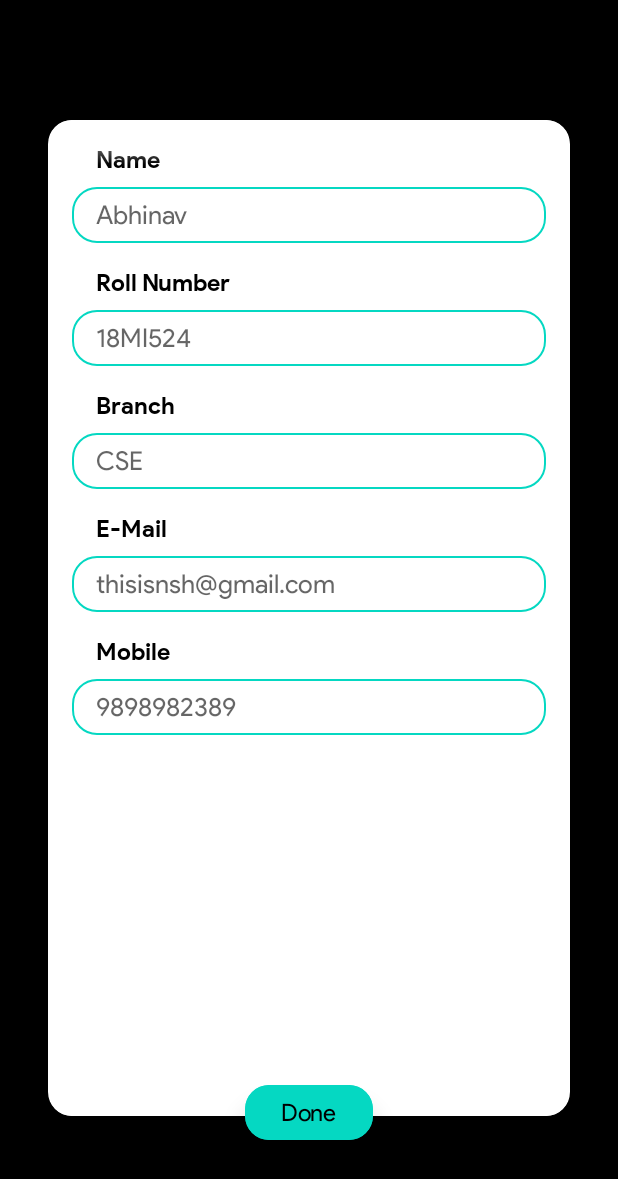
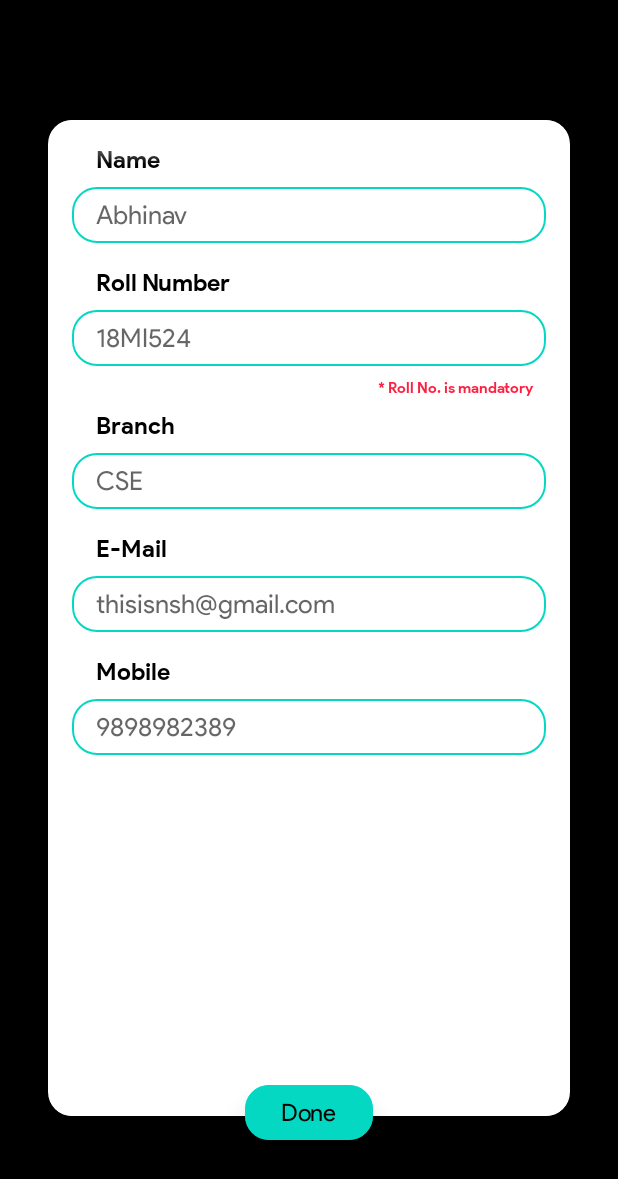
Before and after one commit to appteam-nith/GetIntoClub, an Android app: the ContactDetail screen opened directly, with no data from a screen before it, on a phone screen of 412 x 824 dp. Shown: the top 1179 px of the screen. Run offline under Robolectric (Android 15) with nearby library versions, the phone set to English and light mode, and no system bars.

Commit message:
Added : Warning

```diff
--- a/app/src/main/res/layout/activity_contact_detail.xml
+++ b/app/src/main/res/layout/activity_contact_detail.xml
@@ -110,6 +110,15 @@
                         android:paddingTop="8dp"
                         android:textColor="#000"
                         android:textSize="17dp" />
+                    <TextView
+                        android:layout_width="wrap_content"
+                        android:layout_height="wrap_content"
+                        android:text="* Roll No. is mandatory"
+                        android:layout_marginRight="16dp"
+                        android:layout_gravity="end"
+                        android:fontFamily="@font/psb"
+                        android:textColor="@color/redDark"
+                        android:textSize="10sp"/>
 
                     <TextView
                         android:layout_width="wrap_content"
```
